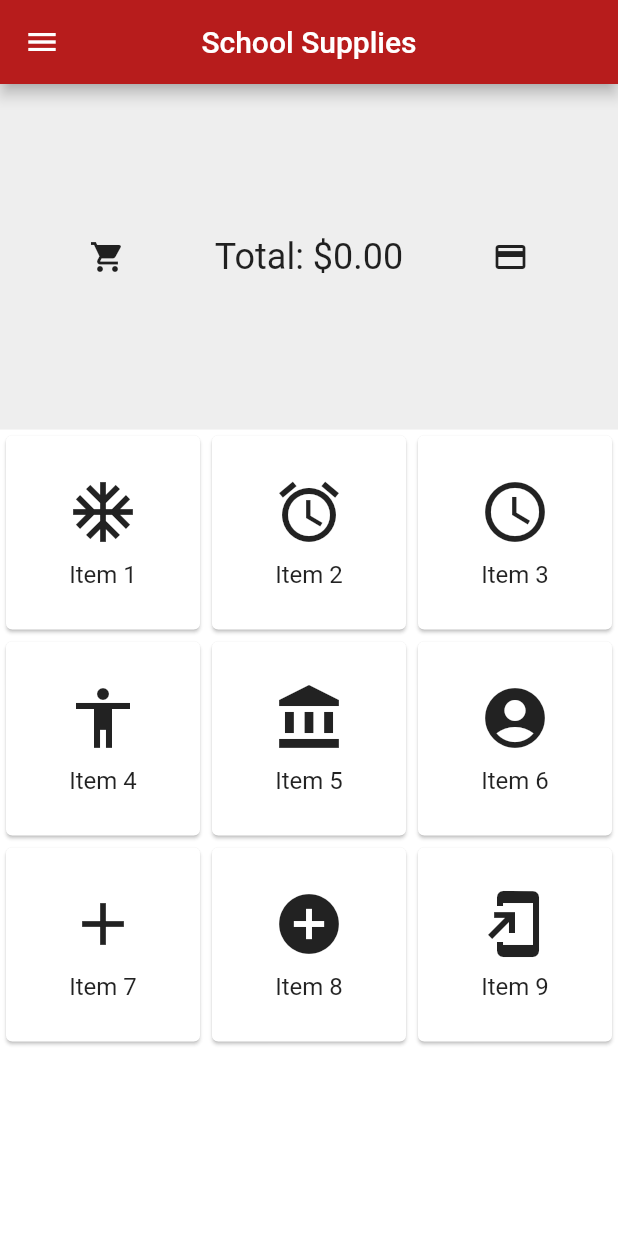
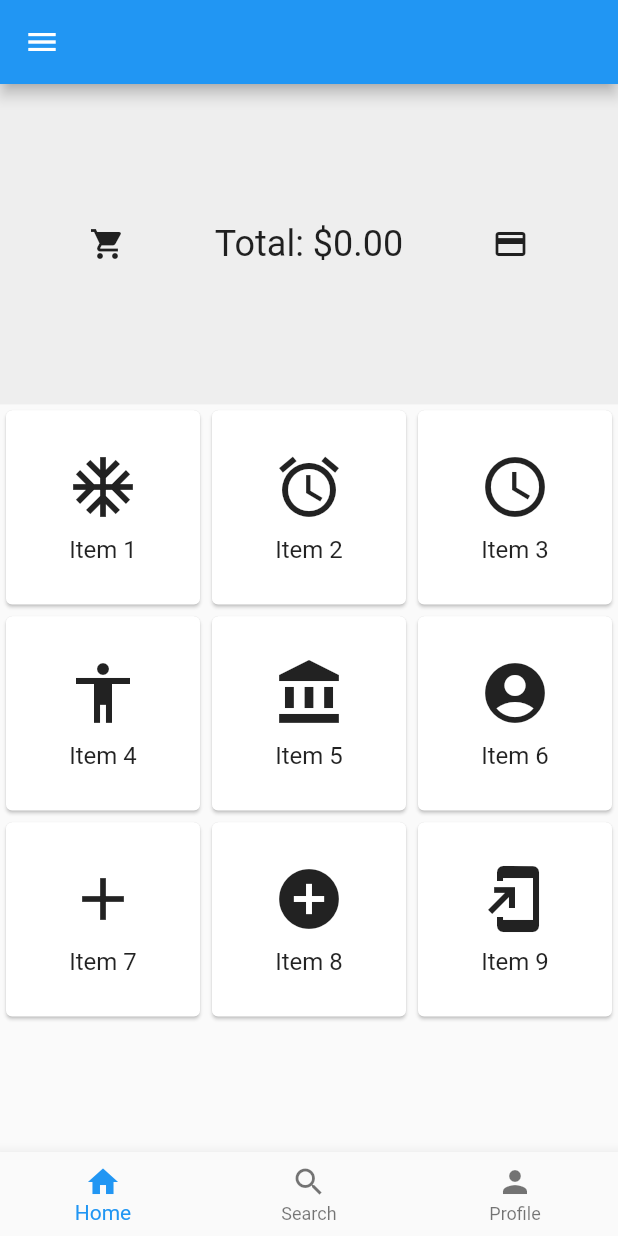
Before and after one commit to GiaSumagang/pos_project, a Flutter app: the screen it shows after launch, after a tap on "Sign In", on a phone screen of 412 x 824 dp. Run offline on Flutter 3.47's test engine with Material 2 defaults, Android fonts, the light colour scheme and no system bars; our stand-ins replace flutter_vector_icons, google_fonts; network calls fail.

Commit message:
small updates ui

```diff
--- a/lib/pages/homepage.dart
+++ b/lib/pages/homepage.dart
@@ -1,93 +1,112 @@
 import 'package:flutter/material.dart';
+import 'package:pos_project/POS%20screens/dashboard.dart';
 import 'package:pos_project/pages/profile.dart';
 import 'package:pos_project/pages/settings.dart';
-import 'package:pos_project/screens/loginpage.dart';
-import 'helpsupp.dart';
 
 class HomePage extends StatefulWidget {
+  HomePage({Key? key, required this.title}) : super(key: key);
+  final String title;
+
   @override
   _HomePageState createState() => _HomePageState();
 }
 
 class _HomePageState extends State<HomePage> {
+  int _currentIndex = 0;
+
+  final List<Widget> _children = [
+    PlaceholderWidget(),
+    SettingsPage(),
+    ProfilePage(),
+  ];
+
+  void onTabTapped(int index) {
+    setState(() {
+      _currentIndex = index;
+    });
+  }
 
   @override
   Widget build(BuildContext context) {
     return Scaffold(
-      backgroundColor: Colors.white,
       appBar: AppBar(
-        backgroundColor: Colors.red[900],
-        title: const Text('School Supplies'),
-        centerTitle: true,
+        title: Text(widget.title),
       ),
       drawer: Drawer(
+        elevation: 1.5,
         child: ListView(
           padding: EdgeInsets.zero,
           children: <Widget>[
-            DrawerHeader(
+            const DrawerHeader(
               decoration: BoxDecoration(
-                color: Colors.red[900],
+                color: Colors.redAccent,
               ),
-              child: Column(
-                crossAxisAlignment: CrossAxisAlignment.start,
-                mainAxisAlignment: MainAxisAlignment.end,
-                children: const [
-                  Text(
-                    'User',
+              padding: EdgeInsets.only(top: 10),
+              child: Text(
+                'Drawer Header',
                 style: TextStyle(
                   color: Colors.white,
                   fontSize: 24,
-                      fontWeight: FontWeight.bold,
                 ),
-                  ),
-                ],
               ),
             ),
             ListTile(
-              leading: const Icon(Icons.person),
-              title: const Text('Profile'),
+              leading: Icon(Icons.home),
+              title: Text('Dashboard'),
               onTap: () {
                 Navigator.push(
                   context,
-                  MaterialPageRoute(builder: (context) => ProfilePage()),
+                  MaterialPageRoute(builder: (context) => DashboardPage()),
                 );
               },
             ),
             ListTile(
               leading: Icon(Icons.settings),
-              title: Text('Settings'),
+              title: Text('Cart'),
               onTap: () {
-                Navigator.push(
-                  context,
-                  MaterialPageRoute(builder: (context) => SettingsPage()),
-                );
+                Navigator.pop(context);
               },
             ),
             ListTile(
               leading: Icon(Icons.help),
-              title: Text('Help & Support'),
+              title: Text('Settings'),
               onTap: () {
-                Navigator.push(
-                  context,
-                  MaterialPageRoute(builder: (context) => HelpSupportPage()),
-                );
-              },
-            ),
-            Divider(),
-            ListTile(
-              leading: Icon(Icons.logout),
-              title: Text('Logout'),
-              onTap: () {
-                Navigator.push(
-                  context,
-                  MaterialPageRoute(builder: (context) => LoginPage()),
-                );
+                Navigator.pop(context);
               },
             ),
           ],
         ),
       ),
-      body: Column(
+      body: _children[_currentIndex],
+      bottomNavigationBar: BottomNavigationBar(
+        onTap: onTabTapped,
+        currentIndex: _currentIndex,
+        items: [
+          BottomNavigationBarItem(
+            icon: new Icon(Icons.home),
+            label: 'Home',
+          ),
+          BottomNavigationBarItem(
+            icon: new Icon(Icons.search),
+            label: 'Search',
+          ),
+          BottomNavigationBarItem(
+            icon: Icon(Icons.person),
+            label: 'Profile',
+          )
+        ],
+      ),
+    );
+  }
+}
+
+class PlaceholderWidget extends StatelessWidget {
+
+  PlaceholderWidget();
+
+  @override
+  Widget build(BuildContext context) {
+    return Column(
         children: [
           Expanded(
             flex: 3,
@@ -130,8 +149,8 @@ class _HomePageState extends State<HomePage> {
             ),
           ),
         ],
-      ),
     );
+  }
 }
 
 Widget _buildGridItem(String label, IconData icon) {
@@ -149,4 +168,3 @@ class _HomePageState extends State<HomePage> {
     ),
   );
 }
-}
--- a/lib/pages/settings.dart
+++ b/lib/pages/settings.dart
@@ -4,10 +4,6 @@ class SettingsPage extends StatelessWidget {
   @override
   Widget build(BuildContext context) {
     return Scaffold(
-      appBar: AppBar(
-        backgroundColor: Colors.red[900],
-        title: Text('Settings'),
-      ),
       body: ListView(
         children: [
           ListTile(
--- a/lib/screens/loginpage.dart
+++ b/lib/screens/loginpage.dart
@@ -1,5 +1,6 @@
 import 'package:flutter/material.dart';
 import 'package:google_fonts/google_fonts.dart';
+import 'package:pos_project/POS%20screens/dashboard.dart';
 import 'package:pos_project/pages/homepage.dart';
 import 'package:pos_project/screens/registerpage.dart';
 
@@ -33,7 +34,7 @@ class _LoginPageState extends State<LoginPage> {
                 Text(
                   'School Supplies',
                   style: GoogleFonts.albertSans(
-                    fontSize: 60,
+                    fontSize: 57,
                   ),
                 ),
                 const SizedBox(height: 10),
@@ -100,7 +101,7 @@ class _LoginPageState extends State<LoginPage> {
                     onTap: () {
                       Navigator.push(
                         context,
-                        MaterialPageRoute(builder: (context) => HomePage()),
+                        MaterialPageRoute(builder: (context) => HomePage(title: '')),
                       );
                     },
                     child: Container(
--- a/pubspec.yaml
+++ b/pubspec.yaml
@@ -43,6 +43,10 @@ dependencies:
   flutter_icons: ^1.1.0
   flutter_staggered_grid_view: ^0.6.2
   flutter_vector_icons: ^2.0.0
+  flutter_svg: ^1.1.6
+  flutter_charts: ^0.5.1
+  charts_flutter: ^0.12.0
+
 
 dev_dependencies:
   flutter_test:
```
Also changed, not shown: lib/POS screens/dashboard.dart (added, +40 -0 lines), lib/pages/profile.dart (+0 -16 lines), pubspec.lock, 1 other file. Lines whose indentation alone changed are shown as unchanged.
